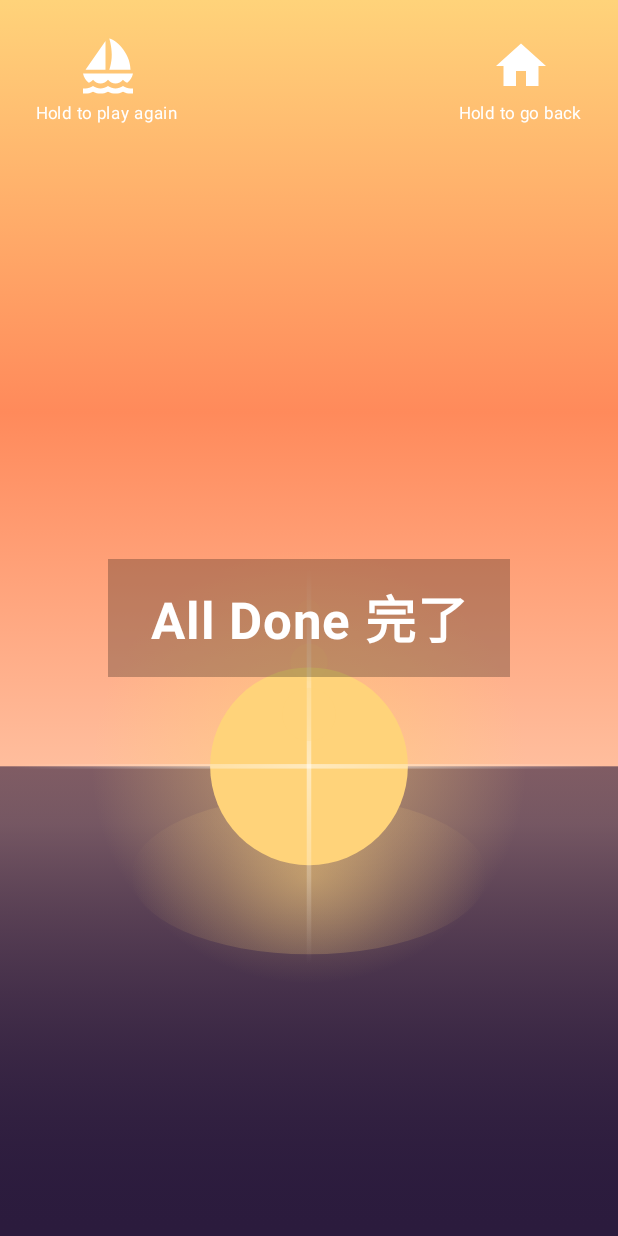
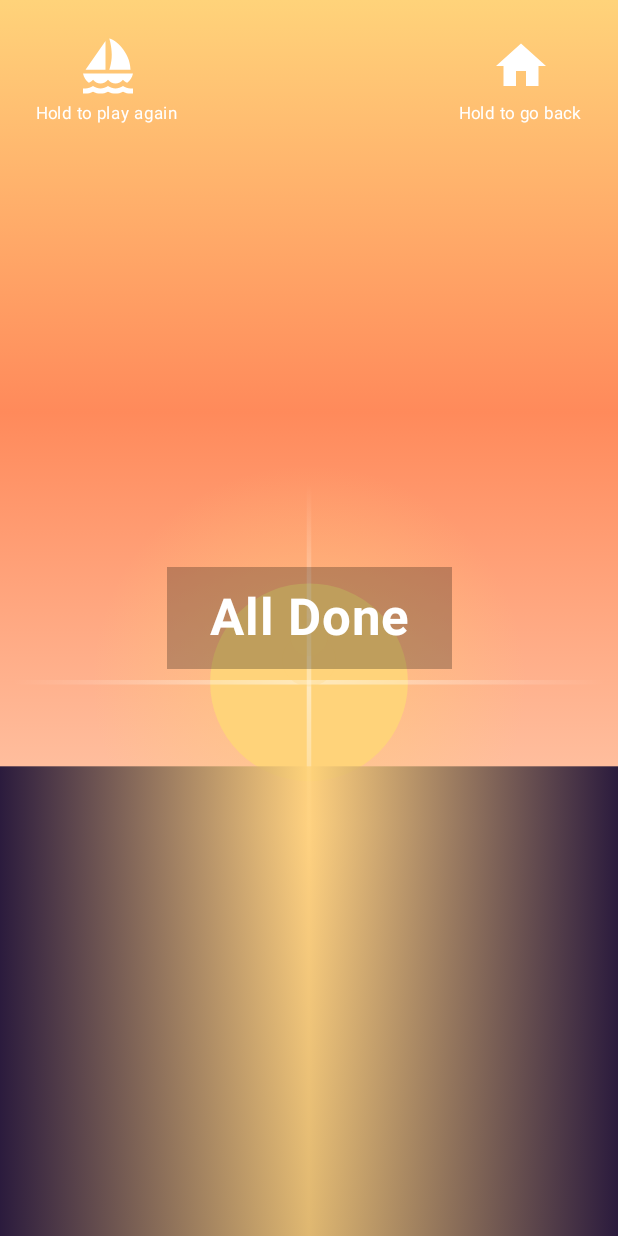
Before and after one commit to dillon-the-wheel/LookSeeSee, an Android app built with Jetpack Compose: the EndScreen screen opened through its navigation route, on a phone screen of 412 x 824 dp. Run offline under Robolectric (Android 15) with nearby library versions, the phone set to English and light mode, and no system bars.

Commit message:
Second round of feedback fixes
UI:
- Shorten EN/ZH media filter labels (Photos/Videos/Both) so the 3-way
  toggle doesn't expand unevenly
- Redo the sunset: sun sits mostly above the horizon with water drawn
  afterward to cover the small dip, reflection is now a horizontal
  gradient across the water (bright center, ocean-colored edges)
  instead of a separate glow blob
- "All Done"/"完了" now actually switches with the language toggle
  instead of always showing both
- Theme switched from brown to pink, with a complementary deep-rose
  text color

Function:
- Video play/pause button fades out 1s after being pressed (not on
  initial display, so the first "tap to play" invite stays put);
  buffering spinner always stays visible regardless
- Added a small remaining-time clock during a session
- Scoped the MediaStore query to the selected albums via a real SQL
  selection instead of fetching every photo/video on the device and
  filtering client-side - this was the actual cause of the slow
  session start on a large library

Co-Authored-By: Claude Sonnet 5 <noreply@anthropic.com>
Claude-Session: https://claude.ai/code/session_013fjXVaQsKjdXS8ANKvMwjo

```diff
--- a/app/src/main/java/com/lookseesee/app/data/MediaRepository.kt
+++ b/app/src/main/java/com/lookseesee/app/data/MediaRepository.kt
@@ -27,8 +27,8 @@ class MediaRepository(private val context: Context) {
     )
 
     suspend fun loadAlbums(): List<Album> = withContext(Dispatchers.IO) {
-        val videoIds = queryVideos()
-        val photoIds = queryImages()
+        val videoIds = queryVideos(bucketIds = null)
+        val photoIds = queryImages(bucketIds = null)
         val videoIdSet = videoIds.mapTo(HashSet()) { it.id }
         val rows = photoIds + videoIds
 
@@ -55,8 +55,7 @@ class MediaRepository(private val context: Context) {
         val photos = if (filter == MediaTypeFilter.VIDEOS) {
             emptyList()
         } else {
-            queryImages()
-                .filter { it.bucketId in bucketIds }
+            queryImages(bucketIds)
                 .map { row ->
                     MediaEntry.Photo(
                         id = row.id,
@@ -69,8 +68,7 @@ class MediaRepository(private val context: Context) {
         val videos = if (filter == MediaTypeFilter.PHOTOS) {
             emptyList()
         } else {
-            queryVideos()
-                .filter { it.bucketId in bucketIds }
+            queryVideos(bucketIds)
                 .map { row ->
                     MediaEntry.Video(
                         id = row.id,
@@ -93,19 +91,34 @@ class MediaRepository(private val context: Context) {
         return ContentUris.withAppendedId(base, id)
     }
 
-    private fun queryImages(): List<RawRow> {
+    private fun bucketSelection(bucketIdColumn: String, bucketIds: Set<String>?): Pair<String?, Array<String>?> {
+        if (bucketIds == null) return null to null
+        val placeholders = bucketIds.joinToString(",") { "?" }
+        return "$bucketIdColumn IN ($placeholders)" to bucketIds.toTypedArray()
+    }
+
+    /**
+     * Scopes the query to [bucketIds] via a SQL selection, rather than fetching every photo
+     * or video on the entire device and filtering in Kotlin - with thousands of photos across
+     * many albums, that unscoped fetch was the actual cause of the multi-second pause before
+     * a session's gallery would even start, since the Setup screen's album list genuinely
+     * needs every bucket (bucketIds == null there) but a session only ever needs the ones
+     * the parent selected.
+     */
+    private fun queryImages(bucketIds: Set<String>?): List<RawRow> {
         val projection = arrayOf(
             MediaStore.Images.Media._ID,
             MediaStore.Images.Media.BUCKET_ID,
             MediaStore.Images.Media.BUCKET_DISPLAY_NAME,
             MediaStore.Images.Media.DATE_ADDED,
         )
+        val (selection, selectionArgs) = bucketSelection(MediaStore.Images.Media.BUCKET_ID, bucketIds)
         val rows = mutableListOf<RawRow>()
         context.contentResolver.query(
             MediaStore.Images.Media.EXTERNAL_CONTENT_URI,
             projection,
-            null,
-            null,
+            selection,
+            selectionArgs,
             "${MediaStore.Images.Media.DATE_ADDED} DESC",
         )?.use { cursor ->
             val idCol = cursor.getColumnIndexOrThrow(MediaStore.Images.Media._ID)
@@ -125,7 +138,7 @@ class MediaRepository(private val context: Context) {
         return rows
     }
 
-    private fun queryVideos(): List<RawRow> {
+    private fun queryVideos(bucketIds: Set<String>?): List<RawRow> {
         val projection = arrayOf(
             MediaStore.Video.Media._ID,
             MediaStore.Video.Media.BUCKET_ID,
@@ -133,12 +146,13 @@ class MediaRepository(private val context: Context) {
             MediaStore.Video.Media.DATE_ADDED,
             MediaStore.Video.Media.DURATION,
         )
+        val (selection, selectionArgs) = bucketSelection(MediaStore.Video.Media.BUCKET_ID, bucketIds)
         val rows = mutableListOf<RawRow>()
         context.contentResolver.query(
             MediaStore.Video.Media.EXTERNAL_CONTENT_URI,
             projection,
-            null,
-            null,
+            selection,
+            selectionArgs,
             "${MediaStore.Video.Media.DATE_ADDED} DESC",
         )?.use { cursor ->
             val idCol = cursor.getColumnIndexOrThrow(MediaStore.Video.Media._ID)
--- a/app/src/main/java/com/lookseesee/app/ui/end/EndScreen.kt
+++ b/app/src/main/java/com/lookseesee/app/ui/end/EndScreen.kt
@@ -174,36 +174,10 @@ private fun SunsetBackground() {
 
         val horizonY = size.height * 0.62f
         val sunRadius = size.width * 0.16f
-        val sunCenter = Offset(size.width / 2f, horizonY)
-
-        // Water, drawn before the reflection so the reflection sits on top of it.
-        drawRect(
-            brush = Brush.verticalGradient(
-                colors = listOf(SunsetDusk.copy(alpha = 0.6f), SunsetDusk),
-                startY = horizonY,
-                endY = size.height,
-            ),
-            topLeft = Offset(0f, horizonY),
-            size = Size(size.width, size.height - horizonY),
-        )
-
-        // Diffuse reflection: a soft, flattened radial glow rather than a crisp circle,
-        // the way a real sun's reflection smears across rippling water.
-        val reflectionCenter = Offset(size.width / 2f, horizonY + sunRadius * 1.1f)
-        val reflectionGlow = Brush.radialGradient(
-            colors = listOf(
-                SunsetGold.copy(alpha = 0.45f),
-                SunsetGold.copy(alpha = 0.18f),
-                Color.Transparent,
-            ),
-            center = reflectionCenter,
-            radius = sunRadius * 1.8f,
-        )
-        drawOval(
-            brush = reflectionGlow,
-            topLeft = Offset(reflectionCenter.x - sunRadius * 1.8f, reflectionCenter.y - sunRadius * 0.8f),
-            size = Size(sunRadius * 3.6f, sunRadius * 1.6f),
-        )
+        // Sun sits mostly above the horizon, dipping in by a small fraction of its
+        // radius - the water drawn afterward covers that sliver, so the sun reads as
+        // sitting on the horizon rather than floating above it or fully submerged.
+        val sunCenter = Offset(size.width / 2f, horizonY - sunRadius * 0.85f)
 
         // Sun: soft outer halo first, then the sharp core on top, then a lens-flare
         // cross and a few faint "ghost" circles trailing toward the canvas center.
@@ -251,5 +225,19 @@ private fun SunsetBackground() {
                 center = ghostCenter,
             )
         }
+
+        // Water, drawn last so it sits in front of the sun and covers the small part
+        // of it that dips below the horizon. The reflection is a horizontal gradient
+        // across the water itself - bright where it's directly under the sun, fading
+        // to plain ocean color at the left and right edges.
+        drawRect(
+            brush = Brush.horizontalGradient(
+                colors = listOf(SunsetDusk, SunsetGold.copy(alpha = 0.85f), SunsetDusk),
+                startX = 0f,
+                endX = size.width,
+            ),
+            topLeft = Offset(0f, horizonY),
+            size = Size(size.width, size.height - horizonY),
+        )
     }
 }
--- a/app/src/main/res/values/colors.xml
+++ b/app/src/main/res/values/colors.xml
@@ -4,7 +4,7 @@
     <color name="sunset_orange">#FF8A5B</color>
     <color name="sunset_pink">#FFC6A8</color>
     <color name="sunset_gold">#FFD37A</color>
-    <color name="app_primary">#8B5E34</color>
-    <color name="app_primary_dark">#6B4423</color>
-    <color name="app_background">#FBEFD1</color>
+    <color name="app_primary">#D6336C</color>
+    <color name="app_primary_dark">#B23A5B</color>
+    <color name="app_background">#FDE6EF</color>
 </resources>
--- a/app/src/main/res/values/strings.xml
+++ b/app/src/main/res/values/strings.xml
@@ -12,9 +12,9 @@
     <string name="setup_album_item_count">%1$d items</string>
 
     <string name="setup_section_media_filter">Show</string>
-    <string name="filter_photos_only">Photos Only</string>
-    <string name="filter_videos_only">Videos Only</string>
-    <string name="filter_both">Photos &amp; Videos</string>
+    <string name="filter_photos_only">Photos</string>
+    <string name="filter_videos_only">Videos</string>
+    <string name="filter_both">Both</string>
 
     <string name="setup_section_timer">Session Length</string>
     <string name="setup_minutes_input_label">Minutes</string>
@@ -38,8 +38,8 @@
     <string name="pin_dialog_error">Incorrect PIN</string>
     <string name="pin_dialog_cancel">Cancel</string>
 
-    <!-- End screen (banner text is intentionally shown bilingual together, see end_all_done) -->
-    <string name="end_all_done" translatable="false">All Done 完了</string>
+    <!-- End screen -->
+    <string name="end_all_done">All Done</string>
     <string name="end_sailboat_hint">Hold to play again</string>
     <string name="end_house_hint">Hold to go back</string>
 
```
Also changed, not shown: app/src/main/java/com/lookseesee/app/ui/session/SessionScreen.kt (+21 -0 lines), app/src/main/java/com/lookseesee/app/ui/session/VideoPlayerView.kt (+27 -4 lines), app/src/main/java/com/lookseesee/app/ui/theme/Theme.kt (+20 -19 lines), 1 other file.
